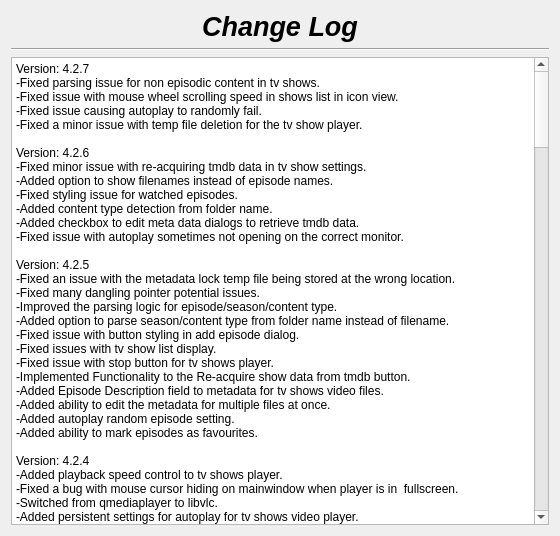
Above: changelog.ui from therealMaPMaKeR/MMDiary before the change. Below: the same form after it.
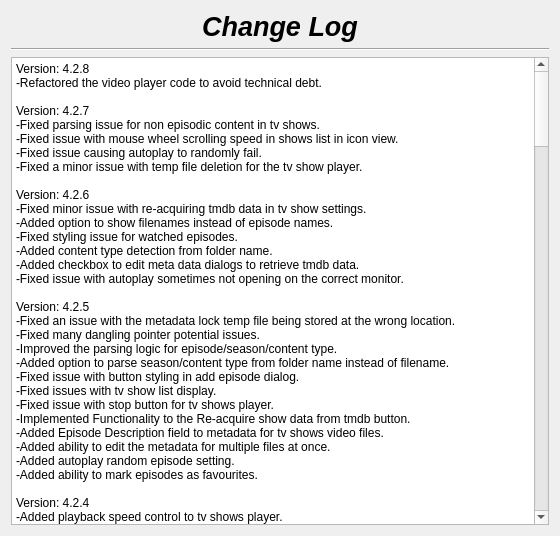
That is the form after the change.

Commit message: added basevideoplayer support to encrypteddata tab

What changed in the file:
```diff
--- a/changelog.ui
+++ b/changelog.ui
@@ -55,7 +55,7 @@
 li.unchecked::marker { content: &quot;\2610&quot;; }
 li.checked::marker { content: &quot;\2612&quot;; }
 &lt;/style&gt;&lt;/head&gt;&lt;body style=&quot; font-family:'Segoe UI'; font-size:9pt; font-weight:400; font-style:normal;&quot;&gt;
-&lt;p style=&quot; margin-top:0px; margin-bottom:0px; margin-left:0px; margin-right:0px; -qt-block-indent:0; text-indent:0px;&quot;&gt;Version: 4.2.7&lt;br /&gt;-Fixed parsing issue for non episodic content in tv shows.&lt;br /&gt;-Fixed issue with mouse wheel scrolling speed in shows list in icon view.&lt;br /&gt;-Fixed issue causing autoplay to randomly fail.&lt;/p&gt;
+&lt;p style=&quot; margin-top:0px; margin-bottom:0px; margin-left:0px; margin-right:0px; -qt-block-indent:0; text-indent:0px;&quot;&gt;Version: 4.2.8&lt;br /&gt;-Refactored the video player code to avoid technical debt.&lt;br /&gt;&lt;br /&gt;Version: 4.2.7&lt;br /&gt;-Fixed parsing issue for non episodic content in tv shows.&lt;br /&gt;-Fixed issue with mouse wheel scrolling speed in shows list in icon view.&lt;br /&gt;-Fixed issue causing autoplay to randomly fail.&lt;/p&gt;
 &lt;p style=&quot; margin-top:0px; margin-bottom:0px; margin-left:0px; margin-right:0px; -qt-block-indent:0; text-indent:0px;&quot;&gt;-Fixed a minor issue with temp file deletion for the tv show player.&lt;br /&gt;&lt;br /&gt;Version: 4.2.6&lt;br /&gt;-Fixed minor issue with re-acquiring tmdb data in tv show settings.&lt;/p&gt;
 &lt;p style=&quot; margin-top:0px; margin-bottom:0px; margin-left:0px; margin-right:0px; -qt-block-indent:0; text-indent:0px;&quot;&gt;-Added option to show filenames instead of episode names.&lt;br /&gt;-Fixed styling issue for watched episodes.&lt;/p&gt;
 &lt;p style=&quot; margin-top:0px; margin-bottom:0px; margin-left:0px; margin-right:0px; -qt-block-indent:0; text-indent:0px;&quot;&gt;-Added content type detection from folder name.&lt;br /&gt;-Added checkbox to edit meta data dialogs to retrieve tmdb data.&lt;br /&gt;-Fixed issue with autoplay sometimes not opening on the correct monitor.&lt;br /&gt;&lt;br /&gt;Version: 4.2.5&lt;br /&gt;-Fixed an issue with the metadata lock temp file being stored at the wrong location.&lt;br /&gt;-Fixed many dangling pointer potential issues.&lt;/p&gt;
```
The commit also changes 4 other files.
